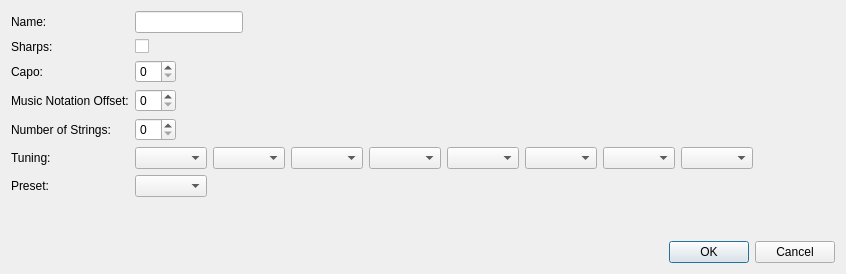
The window that source/dialogs/tuningdialog.ui (powertab/powertabeditor) describes before a commit, drawn with Qt 5.
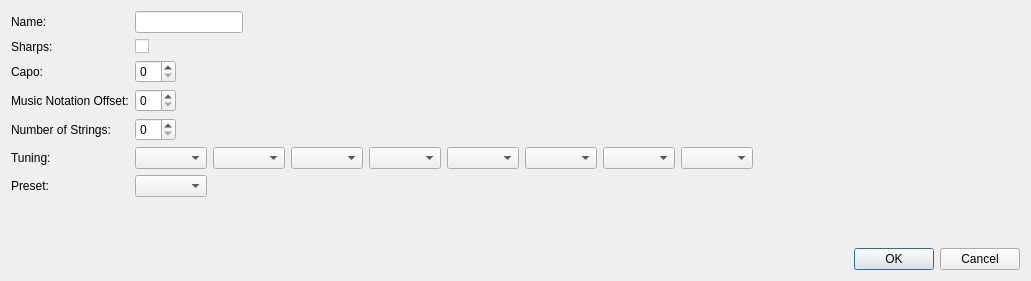
The same window after the commit.

```diff
--- a/source/dialogs/tuningdialog.ui
+++ b/source/dialogs/tuningdialog.ui
@@ -6,8 +6,8 @@
    <rect>
     <x>0</x>
     <y>0</y>
-    <width>846</width>
-    <height>274</height>
+    <width>1031</width>
+    <height>281</height>
    </rect>
   </property>
   <property name="windowTitle">
```
Left out of the diff: 3 changed lines with no effect on the pictures.
